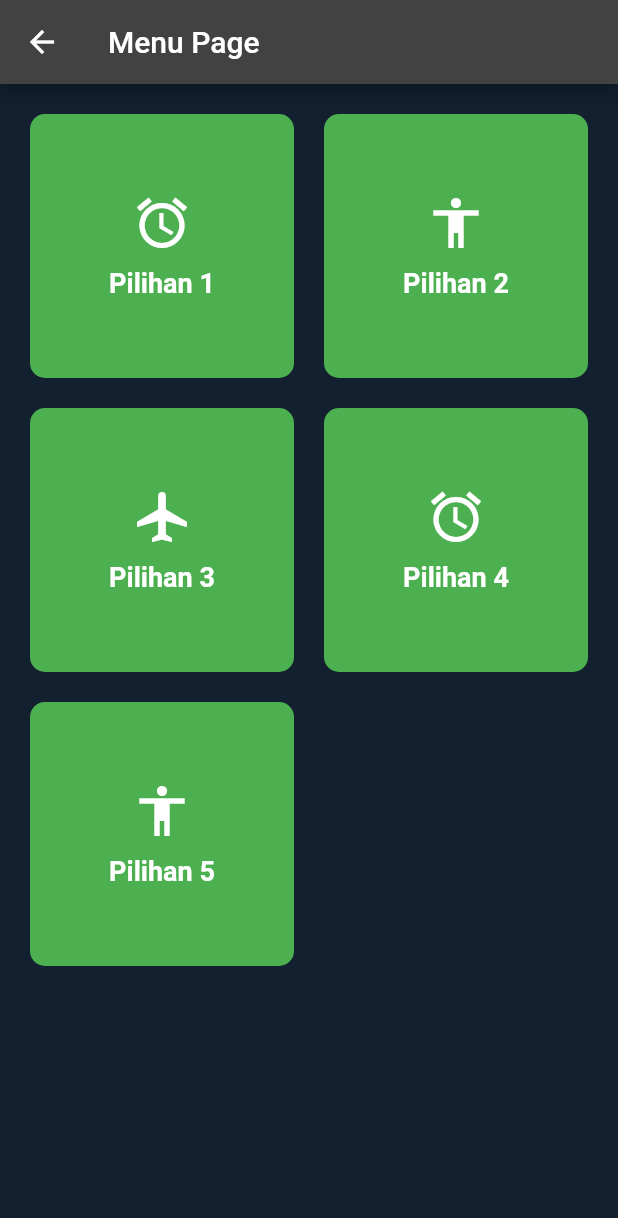
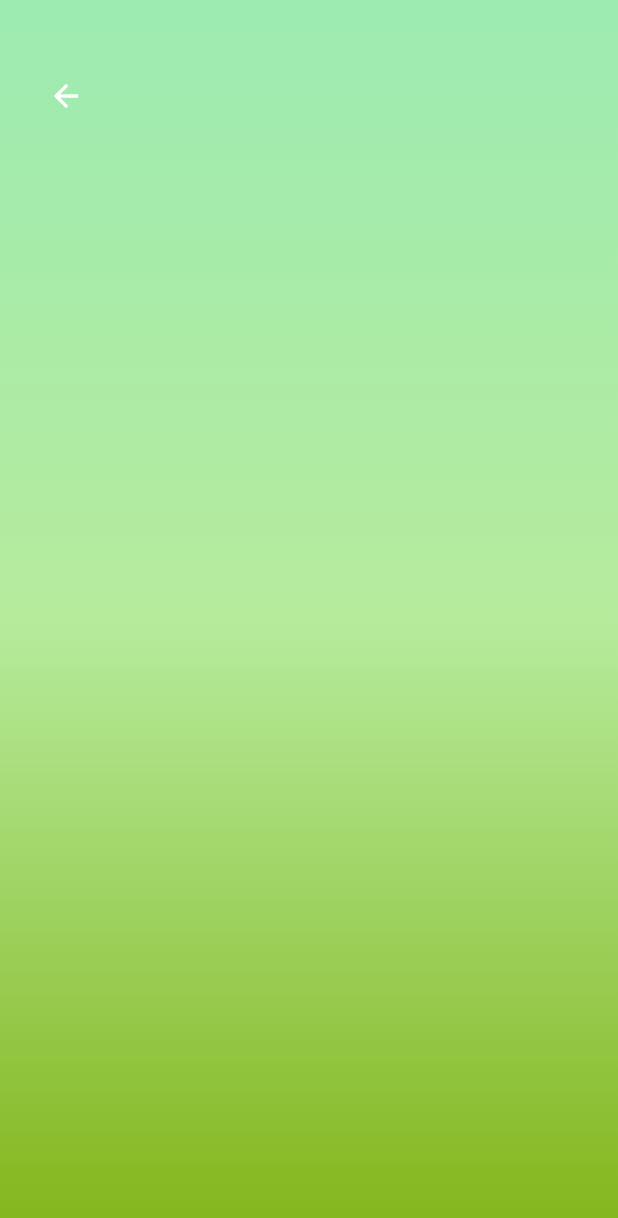
Before and after one commit to UdinDesu/aplikasi_smart_green_house, a Flutter app: the screen it shows after launch, after a tap on the "menu" icon, on a phone screen of 412 x 824 dp. Shown: the top 1218 px of the screen. Run offline on Flutter 3.47's test engine with Material 2 defaults, Android fonts, the phone set to English and light mode, and no system bars.

Commit message:
Update 20 Sep (00:42) #New Design

```diff
--- a/lib/dashboard_page.dart
+++ b/lib/dashboard_page.dart
@@ -20,10 +20,10 @@ class DashboardPage extends StatelessWidget {
   Widget build(BuildContext context) {
     return Scaffold(
       appBar: AppBar(
-        backgroundColor: Color(0xFFB6EB9D), // Jadikan App Bar memiliki warna latar belakang yang sama
+        backgroundColor: const Color(0xFFB6EB9D), // Sesuaikan dengan warna yang diinginkan
         actions: <Widget>[
           IconButton(
-            icon: Icon(Icons.menu), // Icon tiga garis horizontal di App Bar
+            icon: const Icon(Icons.menu), // Icon tiga garis horizontal di App Bar
             onPressed: () {
               Navigator.of(context).push(
                 PageRouteBuilder(
@@ -48,62 +48,12 @@ class DashboardPage extends StatelessWidget {
         decoration: BoxDecoration(
           gradient: LinearGradient(
             colors: [
-              Color(0xFF1B3B0B), // Warna gradient Bawah
-              Color(0xFFB6EB9D), // Warna gradient Atas
+              const Color(0xFF9DEBB3), // Warna gradient pertama
+              const Color(0xFFB6EB9D), // Warna gradient kedua
+              const Color(0xFF84B51A), // Warna gradient ketiga
             ],
             begin: Alignment.bottomCenter,
             end: Alignment.topCenter,
-          ),
-        ),
-        child: Center(
-          child: Column(
-            mainAxisAlignment: MainAxisAlignment.center,
-            children: <Widget>[
-              Text(
-                'Selamat datang di Dashboard!',
-                style: TextStyle(
-                  fontSize: 24.0,
-                  fontWeight: FontWeight.bold,
-                  color: Colors.white, // Warna teks putih
-                ),
-              ),
-              SizedBox(
-                height: 20.0,
-              ),
-              ElevatedButton(
-                onPressed: () {
-                  // Tambahkan fungsi aksi di sini
-                },
-                child: Text('Tombol Aksi'),
-              ),
-              SizedBox(
-                height: 20.0,
-              ),
-              Card(
-                elevation: 5.0,
-                child: Padding(
-                  padding: EdgeInsets.all(16.0),
-                  child: Column(
-                    children: <Widget>[
-                      Text(
-                        'Info Penting',
-                        style: TextStyle(
-                          fontSize: 18.0,
-                          fontWeight: FontWeight.bold,
-                        ),
-                      ),
-                      SizedBox(
-                        height: 10.0,
-                      ),
-                      Text(
-                        'Lorem ipsum dolor sit amet, consectetur adipiscing elit.',
-                        style: TextStyle(color: Colors.black), // Warna teks hitam
-                      ),
-                    ],
-                  ),
-                ),
-              ),
-            ],
           ),
         ),
       ),
--- a/lib/menu_page.dart
+++ b/lib/menu_page.dart
@@ -1,60 +1,69 @@
 import 'package:flutter/material.dart';
 
-class MenuPage extends StatelessWidget {
+void main() {
+  runApp(const MenuPageApp());
+}
+
+class MenuPageApp extends StatelessWidget {
+  const MenuPageApp({Key? key}) : super(key: key);
+
   @override
   Widget build(BuildContext context) {
-    return Scaffold(
-      appBar: AppBar(
-        title: Text('Menu Page'),
+    return MaterialApp(
+      theme: ThemeData.dark().copyWith(
+        scaffoldBackgroundColor: const Color.fromARGB(255, 18, 32, 47),
       ),
-      body: Center(
-        child: GridView.count(
-          crossAxisCount: 2, // Menyusun 2 kolom
-          mainAxisSpacing: 20.0, // Jarak vertikal antar item
-          crossAxisSpacing: 20.0, // Jarak horizontal antar item
-          padding: EdgeInsets.all(20.0), // Padding keseluruhan GridView
-          children: <Widget>[
-            _buildMenuItem(context, 'Pilihan 1', Icons.access_alarm),
-            _buildMenuItem(context, 'Pilihan 2', Icons.accessibility),
-            _buildMenuItem(context, 'Pilihan 3', Icons.airplanemode_active),
-            _buildMenuItem(context, 'Pilihan 4', Icons.access_alarm),
-            _buildMenuItem(context, 'Pilihan 5', Icons.accessibility),
-          ],
+      home: Scaffold(
+        appBar: AppBar(
+          title: Text('Menu Page'),
         ),
-      ),
-    );
-  }
-
-  Widget _buildMenuItem(BuildContext context, String title, IconData icon) {
-    return GestureDetector(
-      onTap: () {
-        // Tambahkan aksi yang sesuai ketika item dipilih
-      },
-      child: Container(
-        decoration: BoxDecoration(
-          color: Colors.green, // Warna latar belakang kotak
-          borderRadius: BorderRadius.circular(10.0), // Bentuk border kotak
-        ),
-        child: Column(
-          mainAxisAlignment: MainAxisAlignment.center,
-          children: <Widget>[
-            Icon(
-              icon,
-              size: 40.0, // Ukuran ikon
-              color: Colors.white, // Warna ikon
-            ),
-            SizedBox(height: 10.0), // Jarak antara ikon dan teks
-            Text(
-              title,
-              style: TextStyle(
-                color: Colors.white, // Warna teks
-                fontSize: 18.0, // Ukuran teks
-                fontWeight: FontWeight.bold, // Ketebalan teks
-              ),
-            ),
-          ],
+        body: SingleChildScrollView(
+          child: Column(
+            children: [
+              MenuPage(),
+            ],
+          ),
         ),
       ),
     );
   }
 }
+
+class MenuPage extends StatelessWidget {
+  @override
+  Widget build(BuildContext context) {
+    return Container(
+      width: double.infinity,
+      height: MediaQuery.of(context)
+          .size
+          .height, // Menggunakan tinggi layar yang tersedia
+      clipBehavior: Clip.antiAlias,
+      decoration: BoxDecoration(
+        gradient: LinearGradient(
+          begin: Alignment(0.00, -1.00),
+          end: Alignment(0, 1),
+          colors: [Color(0xFF9DEBB2), Color(0xFFB6EB9D), Color(0xFF83B51A)],
+        ),
+      ),
+      child: Stack(
+        children: [
+          Positioned(
+            left: 20.0, // Sesuaikan posisi horizontal tombol kembali
+            top: 40.0, // Sesuaikan posisi vertikal tombol kembali
+            child: Material(
+              // Tambahkan Material di sekitar IconButton
+              type: MaterialType.transparency,
+              child: IconButton(
+                icon: Icon(Icons.arrow_back),
+                onPressed: () {
+                  Navigator.pop(context); // Kembali ke halaman sebelumnya
+                },
+              ),
+            ),
+          ),
+          // ... Widget lainnya ...
+        ],
+      ),
+    );
+  }
+}
--- a/lib/splash_screen.dart
+++ b/lib/splash_screen.dart
@@ -1,7 +1,6 @@
 import 'package:flutter/material.dart';
 import 'dart:async';
 import 'dashboard_page.dart';
-/*import 'package:transform_matrix/transform_matrix.dart';*/
 
 class SplashScreen extends StatefulWidget {
   const SplashScreen({Key? key}) : super(key: key);
@@ -13,14 +12,41 @@ class SplashScreen extends StatefulWidget {
 class _SplashScreenState extends State<SplashScreen>
     with SingleTickerProviderStateMixin {
   late AnimationController _animationController;
+  late DecorationTween _tween;
 
   @override
   void initState() {
     super.initState();
     _animationController = AnimationController(
-      duration: const Duration(seconds: 3),
+      duration: const Duration(seconds: 5),
       vsync: this,
     )..repeat(); // Membuat animasi berulang
+
+    // Mengatur transisi dekorasi dari putih ke linear gradient
+    _tween = DecorationTween(
+      begin: BoxDecoration(
+        gradient: LinearGradient(
+          colors: [
+            const Color(0xFFFFFFFF), // Warna gradient pertama (putih)
+            const Color(0xFFFFFFFF), // Warna gradient kedua (putih)
+            const Color(0xFFFFFFFF), // Warna gradient ketiga (putih)
+          ],
+          begin: Alignment.bottomCenter,
+          end: Alignment.topCenter,
+        ),
+      ),
+      end: BoxDecoration(
+        gradient: LinearGradient(
+          colors: [
+            const Color(0xFFB0FF09), // Warna gradient pertama
+            const Color(0xFFFFFFFF), // Warna gradient kedua
+            const Color(0xFFB9ED4D), // Warna gradient ketiga
+          ],
+          begin: Alignment.bottomCenter,
+          end: Alignment.topCenter,
+        ),
+      ),
+    );
 
     Timer(
       const Duration(seconds: 3), // Mengubah waktu menjadi 3 detik
@@ -44,6 +70,9 @@ class _SplashScreenState extends State<SplashScreen>
             transitionDuration: const Duration(milliseconds: 400),
           ),
         );
+
+        // Memulai transisi latar belakang
+        _animationController.forward();
       },
     );
   }
@@ -51,24 +80,19 @@ class _SplashScreenState extends State<SplashScreen>
   @override
   Widget build(BuildContext context) {
     return MaterialApp(
-      debugShowCheckedModeBanner: false, // Menghilangkan tulisan "Debug"
-      theme: ThemeData.dark(), // Menghilangkan pengaturan scaffoldBackgroundColor
+      debugShowCheckedModeBanner: false,
+      theme: ThemeData.dark(),
       home: Scaffold(
-        appBar: null, // Menghilangkan header
-        body: Container(
-          width: double.infinity, // Lebar container mengisi seluruh lebar layar
-          height: double.infinity, // Tinggi container mengisi seluruh tinggi layar
-          decoration: BoxDecoration(
-            gradient: LinearGradient(
-              colors: [
-                const Color(0xFF84B51A), // Warna pertama
-                const Color(0xFFB6EB9D), // Warna kedua
-                const Color(0xFF9DEBB3), // Warna ketiga
-              ],
-              begin: Alignment.bottomCenter,
-              end: Alignment.topCenter,
-            ),
-          ),
+        appBar: null,
+        body: AnimatedBuilder(
+          animation: _animationController,
+          builder: (context, child) {
+            // Menggunakan tween untuk animasi dekorasi
+            final decoration = _tween.animate(_animationController).value;
+            return Container(
+              width: double.infinity,
+              height: double.infinity,
+              decoration: decoration, // Menggunakan dekorasi yang diatur oleh tween
               child: Center(
                 child: Column(
                   mainAxisAlignment: MainAxisAlignment.center,
@@ -76,33 +100,35 @@ class _SplashScreenState extends State<SplashScreen>
                     AnimatedBuilder(
                       animation: _animationController,
                       builder: (context, child) {
-                    final transformationMatrix = Matrix4.identity()
-                      ..setEntry(3, 2, 0.001) // Perspektif efek
-                      ..rotateY(2 * 3.14159265359 * _animationController.value); // Putaran 3D
-
+                        final double rotationValue =
+                            2 * 3.14159265359 * _animationController.value;
                         return Transform(
-                      transform: transformationMatrix,
+                          transform: Matrix4.identity()
+                            ..setEntry(3, 2, 0.001)
+                            ..rotateY(rotationValue),
                           alignment: FractionalOffset.center,
                           child: Image.asset(
-                        'assets/images/logo.png', // Sesuaikan dengan path ke gambar Anda
-                        width: 100, // Sesuaikan dengan lebar yang Anda inginkan
-                        height: 100, // Sesuaikan dengan tinggi yang Anda inginkan
+                            'assets/images/logo.png',
+                            width: 100,
+                            height: 100,
                           ),
                         );
                       },
                     ),
-                const SizedBox(height: 20), // Beri jarak antara gambar dan teks
+                    const SizedBox(height: 20),
                     Text(
-                  'Selamat datang di Aplikasi',
+                      'Smart Green House',
                       style: TextStyle(
-                    fontSize: 24.0,
+                        fontSize: 44.0,
                         fontWeight: FontWeight.bold,
-                    color: Colors.white, // Warna teks putih
+                        color: Colors.brown,
                       ),
                     ),
                   ],
                 ),
               ),
+            );
+          },
         ),
       ),
     );
@@ -110,7 +136,7 @@ class _SplashScreenState extends State<SplashScreen>
 
   @override
   void dispose() {
-    _animationController.dispose(); // Jangan lupa membuang controller saat tidak digunakan
+    _animationController.dispose();
     super.dispose();
   }
 }
--- a/pubspec.yaml
+++ b/pubspec.yaml
@@ -30,11 +30,10 @@ environment:
 dependencies:
   flutter:
     sdk: flutter
-
-
   # The following adds the Cupertino Icons font to your application.
   # Use with the CupertinoIcons class for iOS style icons.
   cupertino_icons: ^1.0.2
+  flutter_neumorphic: ^3.0.0
 
 dev_dependencies:
   flutter_test:
```
Also changed, not shown: pubspec.lock. Lines whose indentation alone changed are shown as unchanged.
